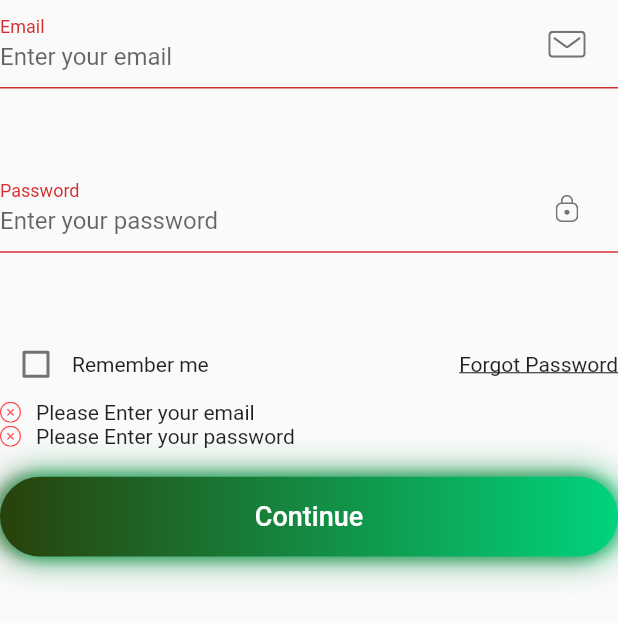
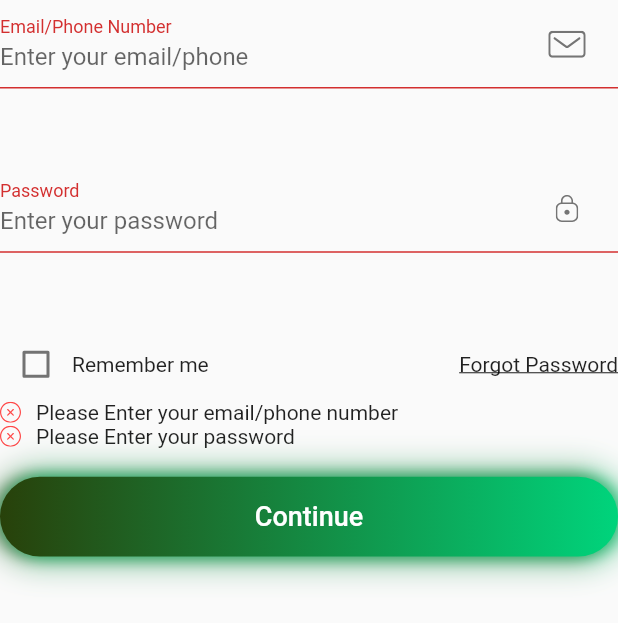
Before and after one commit to Compzool/SmartGas, a Flutter app: the SignForm widget shown alone on an empty page, opened directly, after a tap on "Continue", on a phone screen of 412 x 824 dp. Shown: the top 623 px of the screen. Run offline on Flutter 3.47's test engine with Material 2 defaults, Android fonts, the phone set to English and light mode, and no system bars; our stand-ins replace cloud_firestore, curved_navigation_bar, date_format, datetime_picker_formfield, dropdown_button2, firebase_auth and 24 more; missing offline and left inert: qr_code_scanner, ticket_widget; accounts and stored records are empty; network calls fail.

Commit message:
commit on otp

```diff
--- a/lib/controllers/authentication_controller.dart
+++ b/lib/controllers/authentication_controller.dart
@@ -175,9 +175,8 @@ class AuthController extends GetxController {
   void login(String email, String password) async {
     try {
       isGoolgeSignIn = false;
-      final int length = UserInformation.instance.email.value.length;
-      print(length);
-      if (length == 8) {
+
+      if (email.length == 8) {
         await phoneOTP(email);
       } else {
         UserCredential authResults = await auth.signInWithEmailAndPassword(
--- a/lib/main.dart
+++ b/lib/main.dart
@@ -9,6 +9,7 @@ import 'package:smartgas/controllers/authentication_controller.dart';
 import 'package:smartgas/controllers/car_controller.dart';
 import 'package:smartgas/controllers/information.dart';
 import 'package:smartgas/controllers/location_controller.dart';
+import 'package:smartgas/controllers/notification_controller.dart';
 import 'package:smartgas/controllers/signup_controller.dart';
 import 'package:smartgas/controllers/userController.dart';
 import 'package:smartgas/views/welcome/liquid_welcome.dart';
@@ -21,6 +22,7 @@ void main() async {
   Get.put<signUpController>(signUpController());
   Get.put<UserInformation>(UserInformation());
   //Get.put<CarController>(CarController());
+  Get.put<NotificationController>(NotificationController());
   //AuthController.instance.Logout();
   SizeConfig();
   //Get.changeTheme(ThemeData.dark());
--- a/lib/views/sign_in/components/sign_form.dart
+++ b/lib/views/sign_in/components/sign_form.dart
@@ -1,4 +1,5 @@
 import 'package:flutter/material.dart';
+import 'package:flutter/services.dart';
 import 'package:get/get.dart';
 import 'package:get_storage/get_storage.dart';
 import 'package:shared_preferences/shared_preferences.dart';
@@ -167,33 +168,43 @@ class _SignFormState extends State<SignForm> {
   TextFormField buildEmailFormField() {
     return TextFormField(
       controller: emailController,
+      //inputFormatters: [FilteringTextInputFormatter.allow(phoneValidatorRegExp)],
       // initialValue: emailController.text,
       keyboardType: TextInputType.emailAddress,
       onSaved: (newValue) => {
-          email = newValue,
-          UserInformation.instance.email.value = newValue!
-          },
+        email = newValue,
+        (phoneValidatorRegExp.hasMatch(newValue!) || emailValidatorRegExp.hasMatch(newValue))
+            ? removeError(error: kInvalidEmailError)
+            : addError(error: kInvalidEmailError)
+      },
       onChanged: (value) {
         if (value.isNotEmpty) {
           removeError(error: kEmailNullError);
-        } else if (phoneValidatorRegExp.hasMatch(value)) {
+        } else if (emailValidatorRegExp.hasMatch(value)) {
           removeError(error: kInvalidEmailError);
         }
+        print(phoneValidatorRegExp.hasMatch(value));
         return null;
       },
       validator: (value) {
         if (value!.isEmpty) {
           addError(error: kEmailNullError);
           return "";
-        } else if (!phoneValidatorRegExp.hasMatch(value)) {
-          addError(error: kInvalidEmailError);
-          return "";
         }
+        // } else if (!emailValidatorRegExp.hasMatch(value)) {
+        //     addError(error: kInvalidEmailError);
+        //     return "";
+        //   }
+
+        // else if (!phoneValidatorRegExp.hasMatch(value)) {
+        //   addError(error: kInvalidEmailError);
+        //   return "";
+        // }
         return null;
       },
       decoration: InputDecoration(
-        labelText: "Email",
-        hintText: "Enter your email",
+        labelText: "Email/Phone Number",
+        hintText: "Enter your email/phone",
         // If  you are using latest version of flutter then lable text and hint text shown like this
         // if you r using flutter less then 1.20.* then maybe this is not working properly
         floatingLabelBehavior: FloatingLabelBehavior.always,
--- a/lib/widgets/constants.dart
+++ b/lib/widgets/constants.dart
@@ -35,8 +35,8 @@ final RegExp licenseValidatorRegExp =
     RegExp(r"^[0-9]{12}$");
     final RegExp phoneValidatorRegExp =
     RegExp(r"^[0-9]{8}$");
-const String kEmailNullError = "Please Enter your email";
-const String kInvalidEmailError = "Please Enter Valid Email";
+const String kEmailNullError = "Please Enter your email/phone number";
+const String kInvalidEmailError = "Please Enter Valid Email/Phone Number";
 const String kPassNullError = "Please Enter your password";
 const String kShortPassError = "Password is too short";
 const String kMatchPassError = "Passwords don't match";
--- a/pubspec.yaml
+++ b/pubspec.yaml
@@ -76,6 +76,9 @@ dependencies:
   date_format: ^2.0.6
 
   otp_text_field: ^1.1.3
+  flutter_local_notifications: ^5.0.0+4
+  firebase_messaging: ^11.4.0
+
 dev_dependencies:
   flutter_test:
     sdk: flutter
```
Also changed, not shown: lib/controllers/notification_controller.dart (added, +46 -0 lines), lib/views/home_navigator/home_navigator.dart (+69 -0 lines), pubspec.lock, 1 other file.
